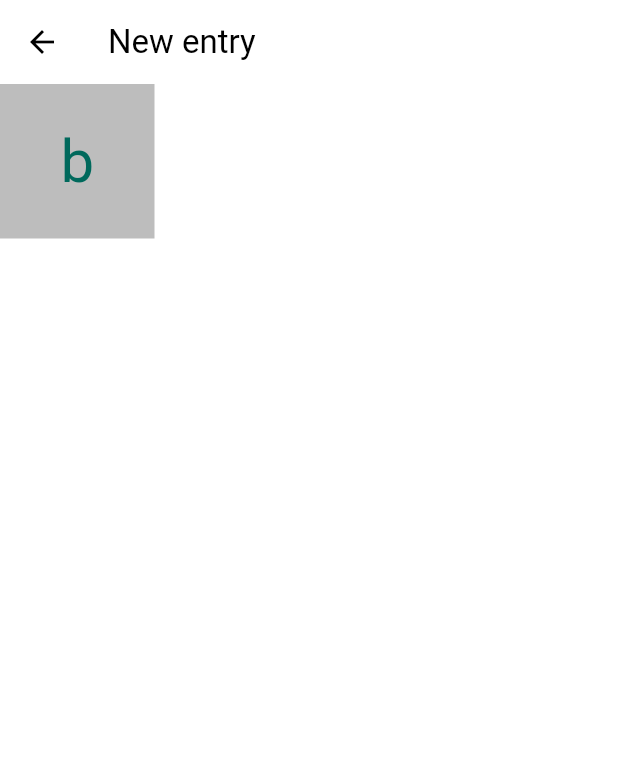
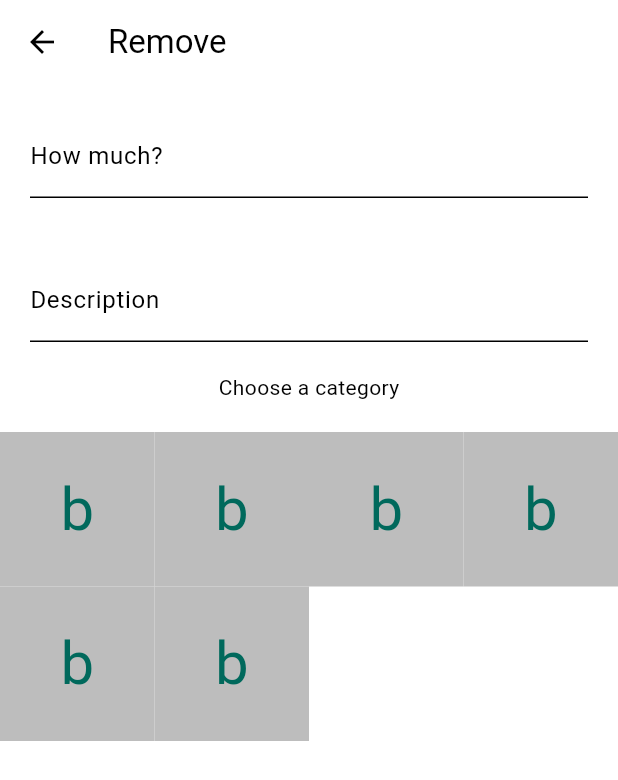
Before and after one commit to lucagaetani/money-up-down, a Flutter app: the screen it shows after launch, after a tap on the "remove" icon, on a phone screen of 412 x 824 dp. Shown: the top 780 px of the screen. Run offline on Flutter 3.47's test engine with Material 3 defaults, Android fonts, the phone set to English and light mode, and no system bars.

Commit message:
Minor changes

```diff
--- a/frontend/lib/components/add_remove_page.dart
+++ b/frontend/lib/components/add_remove_page.dart
@@ -1,6 +1,10 @@
 import 'package:flutter/material.dart';
 
 class AddRemovePage extends StatefulWidget {
+  final int valueAddOrRemove;
+
+  AddRemovePage({required this.valueAddOrRemove});
+
   @override
   State createState() => _AddRemovePage();
 }
@@ -12,8 +16,31 @@ class _AddRemovePage extends State<AddRemovePage> {
 
     return Scaffold(
       appBar:
-        AppBar(title: Text("New entry")),
-      body: GridView.count(
+        AppBar(title: Text((widget.valueAddOrRemove == 0) ? "Add" : "Remove")),
+      body: Column(
+        children: [
+          Padding(
+            padding: const EdgeInsets.all(20.0),
+            child: TextFormField(
+              decoration: const InputDecoration(
+                border: UnderlineInputBorder(),
+                labelText: 'How much?',
+              ),
+            ),
+          ),
+          Padding(
+            padding: const EdgeInsets.all(20.0),
+            child: TextFormField(
+              decoration: const InputDecoration(
+                border: UnderlineInputBorder(),
+                labelText: 'Description',
+              ),
+            ),
+          ),
+          Text("Choose a category"),
+          SizedBox(height: 20),
+          Expanded(
+            child: GridView.count(
               crossAxisCount: 4,
               children: [
                 Container(
@@ -26,6 +53,59 @@ class _AddRemovePage extends State<AddRemovePage> {
                     )
                   ),
                 ),
+                Container(
+                  decoration: BoxDecoration(
+                      shape: BoxShape.rectangle,
+                      color: Theme.of(context).colorScheme.secondary,
+                  ),
+                  child: Center(child:
+                      Text("b", style: TextStyle(color: Colors.teal[800], fontSize: 40),
+                    )
+                  ),
+                ),
+                Container(
+                  decoration: BoxDecoration(
+                      shape: BoxShape.rectangle,
+                      color: Theme.of(context).colorScheme.secondary,
+                  ),
+                  child: Center(child:
+                      Text("b", style: TextStyle(color: Colors.teal[800], fontSize: 40),
+                    )
+                  ),
+                ),
+                Container(
+                  decoration: BoxDecoration(
+                      shape: BoxShape.rectangle,
+                      color: Theme.of(context).colorScheme.secondary,
+                  ),
+                  child: Center(child:
+                      Text("b", style: TextStyle(color: Colors.teal[800], fontSize: 40),
+                    )
+                  ),
+                ),
+                Container(
+                  decoration: BoxDecoration(
+                      shape: BoxShape.rectangle,
+                      color: Theme.of(context).colorScheme.secondary,
+                  ),
+                  child: Center(child:
+                      Text("b", style: TextStyle(color: Colors.teal[800], fontSize: 40),
+                    )
+                  ),
+                ),
+                Container(
+                  decoration: BoxDecoration(
+                      shape: BoxShape.rectangle,
+                      color: Theme.of(context).colorScheme.secondary,
+                  ),
+                  child: Center(child:
+                      Text("b", style: TextStyle(color: Colors.teal[800], fontSize: 40),
+                    )
+                  ),
+                ),
+              ],
+            ),
+          ),
         ],
       )
     );
--- a/frontend/lib/components/home_page.dart
+++ b/frontend/lib/components/home_page.dart
@@ -18,7 +18,7 @@ class HomePage extends StatelessWidget {
               ElevatedButton(
                 style: style,
                 onPressed: () {
-                  Navigator.of(context).push(_createRoute());
+                  Navigator.of(context).push(_createRoute(1));
                 },
                 child: Icon(Icons.remove, size: 30.0, color: Theme.of(context).colorScheme.tertiary,)
               )),
@@ -27,7 +27,7 @@ class HomePage extends StatelessWidget {
               ElevatedButton(
                 style: style,
                 onPressed: () {
-                  Navigator.of(context).push(_createRoute());
+                  Navigator.of(context).push(_createRoute(0));
                 },
                 child: Icon(Icons.add, size: 30.0, color: Theme.of(context).colorScheme.tertiary,)
               )),
@@ -37,9 +37,9 @@ class HomePage extends StatelessWidget {
   }
 }
 
-Route _createRoute() {
+Route _createRoute(int value) {
   return PageRouteBuilder(
-    pageBuilder: (context, animation, secondaryAnimation) => AddRemovePage(),
+    pageBuilder: (context, animation, secondaryAnimation) => AddRemovePage(valueAddOrRemove: value),
     transitionsBuilder: (context, animation, secondaryAnimation, child) {
       const begin = Offset(0.0, 1.0);
       const end = Offset.zero;
--- a/frontend/lib/main.dart
+++ b/frontend/lib/main.dart
@@ -40,7 +40,6 @@ class _MyHomePageState extends State<MyHomePage> {
   @override
   Widget build(BuildContext context) {
     Widget page = HomePage();
-    Size size = MediaQuery.of(context).size;
 
     switch (selectedIndex) {
       case 0:
```
Lines whose indentation alone changed are shown as unchanged.
